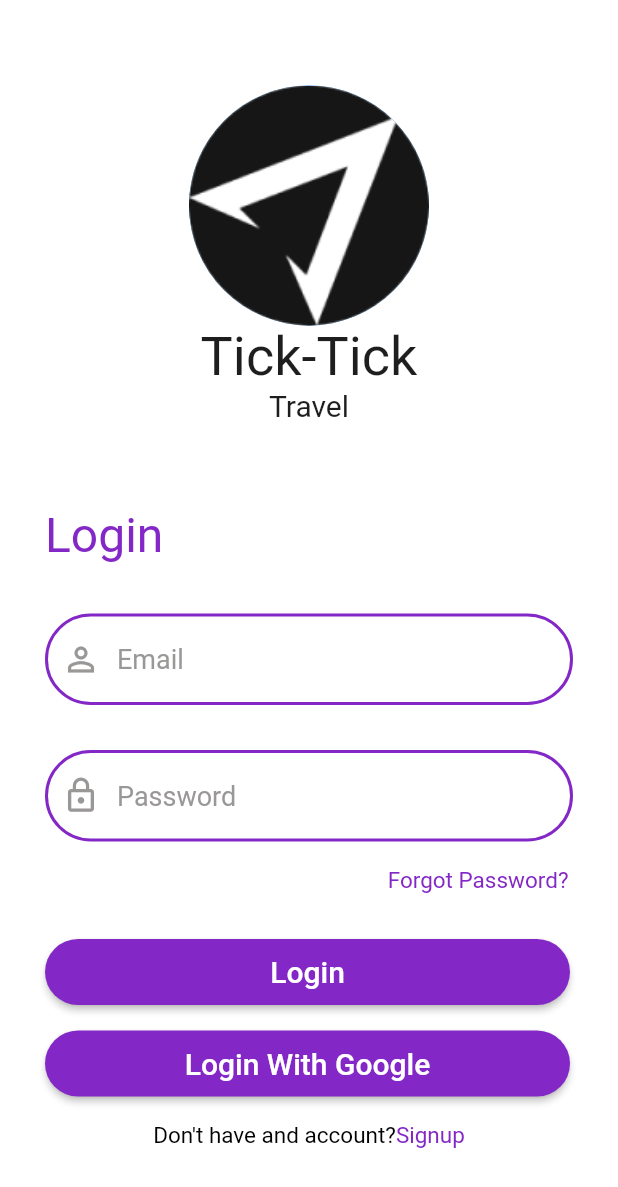
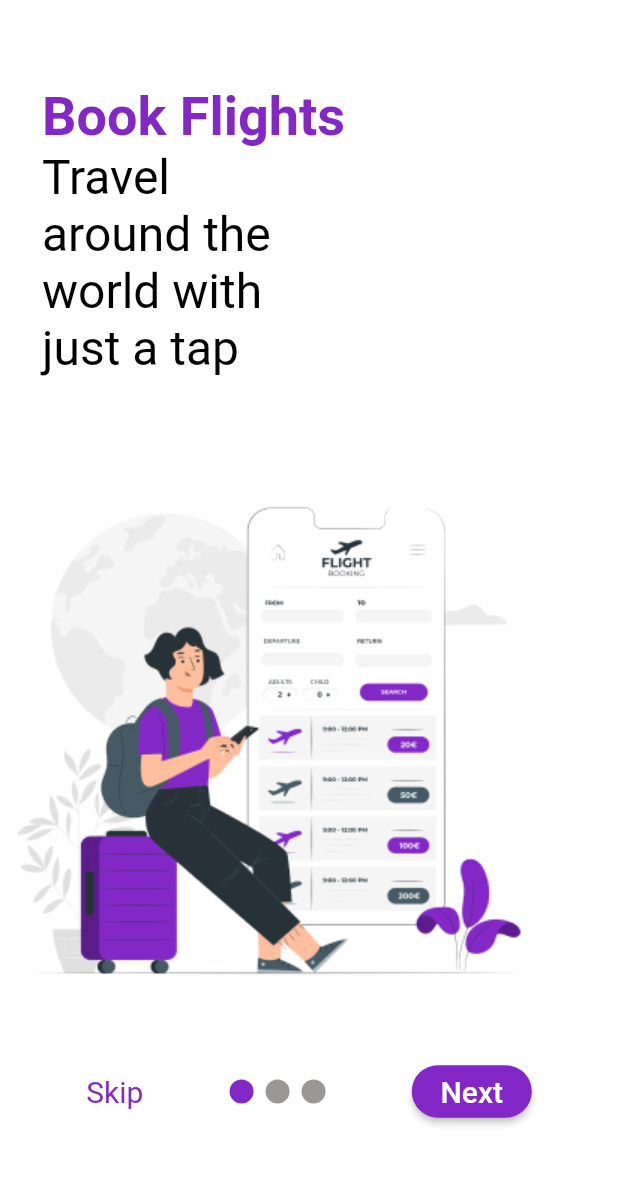
Before and after one commit to Sijaann/FlyWay-Travel, a Flutter app: the screen it shows after launch, on a phone screen of 412 x 824 dp. Shown: the top 1187 px of the screen. Run offline on Flutter 3.47's test engine with Material 2 defaults, Android fonts, the phone set to English and light mode, and no system bars; drawn by our look-alikes of smooth_page_indicator; our stand-ins replace animated_splash_screen, google_fonts.

Commit message:
introduction Screen

```diff
--- a/lib/main.dart
+++ b/lib/main.dart
@@ -3,14 +3,13 @@ import 'package:tick_tick_travel/screens/login.dart';
 import 'package:tick_tick_travel/screens/signup.dart';
 import 'package:tick_tick_travel/screens/splash.dart';
 import 'package:tick_tick_travel/utils/colors.dart';
-import 'package:animated_splash_screen/animated_splash_screen.dart';
 
 void main() {
-  runApp(Tick_Tick_Travel());
+  runApp(TickTickTravel());
 }
 
-class Tick_Tick_Travel extends StatelessWidget {
-  const Tick_Tick_Travel({super.key});
+class TickTickTravel extends StatelessWidget {
+  const TickTickTravel({super.key});
 
   @override
   Widget build(BuildContext context) {
@@ -31,7 +30,7 @@ class Tick_Tick_Travel extends StatelessWidget {
         "/login": (context) => Login(),
         "/signup": (context) => Signup(),
       },
-      home: SplashScreen(),
+      home: const SplashScreen(),
     );
   }
 }
--- /dev/null
+++ b/lib/screens/introduction.dart
@@ -0,0 +1,97 @@
+import 'package:flutter/material.dart';
+import 'package:smooth_page_indicator/smooth_page_indicator.dart';
+import 'package:tick_tick_travel/common/button.dart';
+import 'package:tick_tick_travel/screens/landingScreens/intro1.dart';
+import 'package:tick_tick_travel/screens/landingScreens/intro2.dart';
+import 'package:tick_tick_travel/utils/app_text.dart';
+import 'package:tick_tick_travel/utils/colors.dart';
+import 'package:tick_tick_travel/utils/small_text.dart';
+
+class Introduction extends StatefulWidget {
+  const Introduction({super.key});
+
+  @override
+  State<Introduction> createState() => _IntroductionState();
+}
+
+class _IntroductionState extends State<Introduction> {
+  //PageCOntroller to keep track of which page we're on
+  PageController _controller = PageController();
+
+  //Keep track of if we are on the last page or not
+  bool onLastPage = false;
+
+  @override
+  Widget build(BuildContext context) {
+    return Scaffold(
+      body: Stack(
+        children: [
+          PageView(
+            controller: _controller,
+            onPageChanged: (index) {
+              setState(() {
+                onLastPage = (index == 2);
+              });
+            },
+            children: [
+              IntroPage1(),
+              IntroPage2(),
+              Container(
+                color: Colors.deepOrangeAccent,
+                child: Text("3"),
+              ),
+            ],
+          ),
+
+          //Skip, page indicator and Next BUTTON
+          Container(
+            alignment: Alignment(0, 0.8),
+            child: Row(
+              mainAxisAlignment: MainAxisAlignment.spaceEvenly,
+              children: [
+                //Skip BUTTON
+                GestureDetector(
+                  onTap: () {
+                    _controller.jumpToPage(2);
+                  },
+                  child:
+                      AppText(text: "Skip", textColor: AppColors.primaryColor),
+                ),
+
+                //Page Indicator
+                SmoothPageIndicator(
+                  controller: _controller,
+                  count: 3,
+                  effect: WormEffect(
+                      activeDotColor: AppColors.primaryColor,
+                      dotColor: AppColors.hintTextColor),
+                ),
+
+                //Next or Done BUTTON
+                onLastPage
+                    ? CustomButton(
+                        btnText: "Done",
+                        onTap: () {
+                          Navigator.pushReplacementNamed(context, "/login");
+                        },
+                        hSize: 85.0,
+                        vSize: 35.0,
+                        radius: 50)
+                    : CustomButton(
+                        btnText: "Next",
+                        onTap: () {
+                          _controller.nextPage(
+                              duration: const Duration(milliseconds: 500),
+                              curve: Curves.easeIn);
+                        },
+                        hSize: 80.0,
+                        vSize: 35.0,
+                        radius: 50)
+              ],
+            ),
+          )
+        ],
+      ),
+    );
+  }
+}
--- /dev/null
+++ b/lib/screens/landingScreens/intro1.dart
@@ -0,0 +1,47 @@
+import 'package:flutter/material.dart';
+import 'package:google_fonts/google_fonts.dart';
+import 'package:tick_tick_travel/utils/app_large_text.dart';
+import 'package:tick_tick_travel/utils/colors.dart';
+import 'package:tick_tick_travel/utils/heading_text.dart';
+
+class IntroPage1 extends StatefulWidget {
+  const IntroPage1({super.key});
+
+  @override
+  State<IntroPage1> createState() => _IntroPage1State();
+}
+
+class _IntroPage1State extends State<IntroPage1> {
+  @override
+  Widget build(BuildContext context) {
+    return Scaffold(
+      body: Stack(
+        children: [
+          Image(
+            image: AssetImage("images/Flight Booking-pana 1.png"),
+            fit: BoxFit.cover,
+          ),
+          Padding(
+            padding: const EdgeInsets.fromLTRB(28, 57, 0, 0),
+            child: Column(
+              crossAxisAlignment: CrossAxisAlignment.start,
+              children: [
+                Text(
+                  "Book Flights",
+                  style: GoogleFonts.redRose(
+                      fontSize: 36,
+                      fontWeight: FontWeight.bold,
+                      color: AppColors.primaryColor),
+                ),
+                HeadingText(text: "Travel", textColor: AppColors.textColor),
+                HeadingText(text: "around the", textColor: AppColors.textColor),
+                HeadingText(text: "world with", textColor: AppColors.textColor),
+                HeadingText(text: "just a tap", textColor: AppColors.textColor),
+              ],
+            ),
+          ),
+        ],
+      ),
+    );
+  }
+}
--- a/lib/screens/splash.dart
+++ b/lib/screens/splash.dart
@@ -1,5 +1,6 @@
 import 'package:flutter/material.dart';
 import 'package:animated_splash_screen/animated_splash_screen.dart';
+import 'package:tick_tick_travel/screens/introduction.dart';
 import 'package:tick_tick_travel/screens/login.dart';
 
 import 'package:tick_tick_travel/utils/colors.dart';
@@ -15,7 +16,7 @@ class SplashScreen extends StatelessWidget {
           image: AssetImage('images/splash1.png'),
           fit: BoxFit.cover,
         ),
-        nextScreen: Login(),
+        nextScreen: Introduction(),
         splashTransition: SplashTransition.fadeTransition,
         backgroundColor: AppColors.primaryColor);
   }
--- a/pubspec.yaml
+++ b/pubspec.yaml
@@ -42,6 +42,7 @@ dev_dependencies:
   flutter_test:
     sdk: flutter
   animated_splash_screen: ^1.3.0
+  smooth_page_indicator: ^1.0.0+2
 
   # The "flutter_lints" package below contains a set of recommended lints to
   # encourage good coding practices. The lint set provided by the package is
```
Also changed, not shown: lib/screens/landingScreens/intro2.dart (added, +45 -0 lines), lib/screens/landingScreens/intro3.dart (added, +15 -0 lines), images/Flight Booking-bro 1.png (added), images/Flight Booking-pana 1.png (added), images/intro 1.png (added), pubspec.lock.
